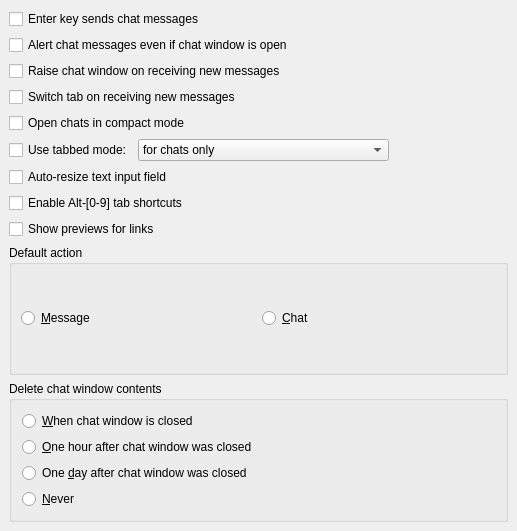
psi-im/psi, file src/options/opt_chat.ui: the form before one commit.
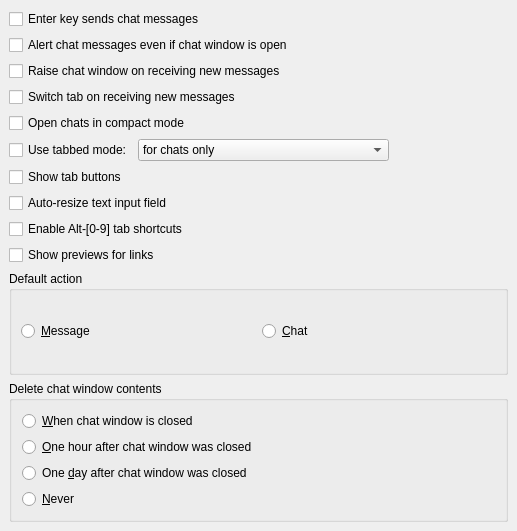
The form after the commit.

Commit message: Applied patch 0040-psi-tabs-button-killer.diff from Psi+

What changed in the file:
```diff
--- a/src/options/opt_chat.ui
+++ b/src/options/opt_chat.ui
@@ -143,6 +143,13 @@
      </item>
     </layout>
    </item>
+   <item>
+    <widget class="QCheckBox" name="ck_showTabButtons" >
+     <property name="text" >
+      <string>Show tab buttons</string>
+     </property>
+    </widget>
+   </item>
    <item>
     <widget class="QCheckBox" name="ck_autoResize">
      <property name="text">
```
The commit also changes 5 other files.
